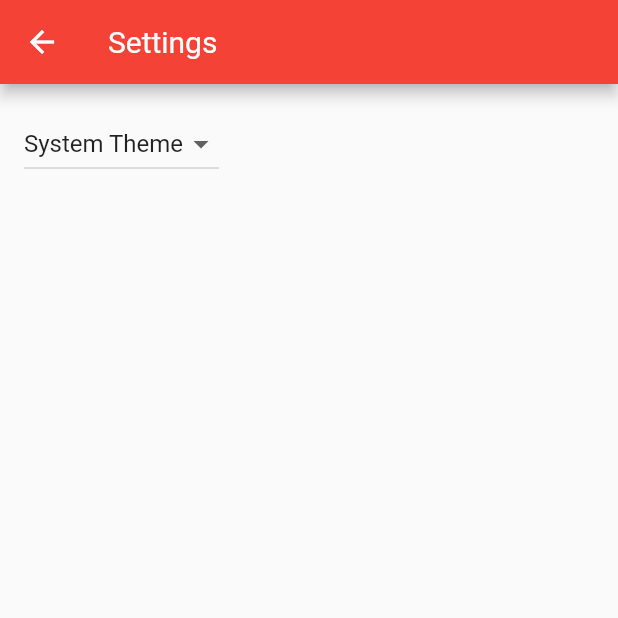
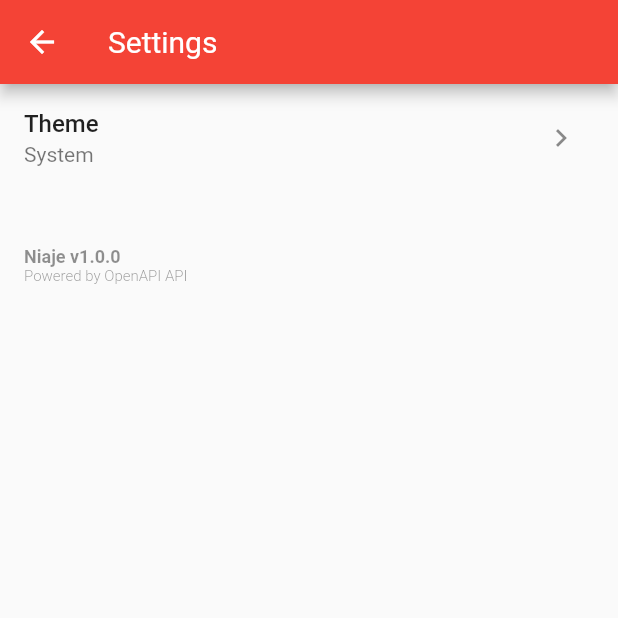
Before and after one commit to nzuqi/niaje, a Flutter app: the screen it shows after launch, after a tap on the "settings" icon, on a phone screen of 412 x 824 dp, the top half of it. Run offline on Flutter 3.47's test engine with Material 2 defaults, Android fonts, the phone set to English and light mode, and no system bars; our stand-ins replace animated_text_kit, avatar_glow, flutter_spinkit, flutter_tts, logger, shared_preferences and 1 more; generated files the repository leaves out were written again.

Commit message:
Minor updates & enhancements

```diff
--- a/lib/main.dart
+++ b/lib/main.dart
@@ -6,6 +6,7 @@ import 'src/settings/settings_controller.dart';
 import 'src/settings/settings_service.dart';
 
 void main() async {
+  WidgetsFlutterBinding.ensureInitialized();
   // Set up the SettingsController, which will glue user settings to multiple
   // Flutter Widgets.
   final settingsController = SettingsController(SettingsService());
--- a/lib/src/home/home_view.dart
+++ b/lib/src/home/home_view.dart
@@ -85,7 +85,7 @@ class HomeViewState extends State<HomeView> {
                     crossAxisAlignment: CrossAxisAlignment.start,
                     children: [
                       Text(
-                        text,
+                        text.toCapitalized(),
                         style: const TextStyle(
                           fontSize: 22.0,
                         ),
@@ -94,7 +94,7 @@ class HomeViewState extends State<HomeView> {
                       !isListening && !cleared && !fetchingResponse
                           ? InkWell(
                               child: const Text(
-                                "Clear text",
+                                "Clear \u2573",
                                 style: TextStyle(
                                   color: Colors.transparent,
                                   decoration: TextDecoration.underline,
@@ -352,6 +352,7 @@ class HomeViewState extends State<HomeView> {
     }
   }
 
+  // ignore: unused_element
   Future _pause() async {
     var result = await flutterTts.pause();
     if (result == 1) setState(() => ttsState = TtsState.paused);
--- a/lib/src/settings/settings_service.dart
+++ b/lib/src/settings/settings_service.dart
@@ -1,4 +1,5 @@
 import 'package:flutter/material.dart';
+import 'package:niaje/util/shared_preference.dart';
 
 /// A service that stores and retrieves user settings.
 ///
@@ -7,11 +8,32 @@ import 'package:flutter/material.dart';
 /// you'd like to store settings on a web server, use the http package.
 class SettingsService {
   /// Loads the User's preferred ThemeMode from local or remote storage.
-  Future<ThemeMode> themeMode() async => ThemeMode.system;
+  Future<ThemeMode> themeMode() async {
+    dynamic settings = await getSettings();
+    return (settings['appTheme'] == 'light'
+        ? ThemeMode.light
+        : settings['appTheme'] == 'dark'
+            ? ThemeMode.dark
+            : ThemeMode.system);
+    // return ThemeMode.system;
+  }
+
+  Future<dynamic> getSettings() async {
+    return await AppSettings().getAppSettings();
+    // if (settings['appTheme'] != null) {
+    //   widget.controller.updateThemeMode(settings['appTheme'] == 'light'
+    //       ? ThemeMode.light
+    //       : settings['appTheme'] == 'dark'
+    //           ? ThemeMode.dark
+    //           : ThemeMode.system);
+    //   setState(() {});
+    // }
+  }
 
   /// Persists the user's preferred ThemeMode to local or remote storage.
   Future<void> updateThemeMode(ThemeMode theme) async {
     // Use the shared_preferences package to persist settings locally or the
     // http package to persist settings over the network.
+    await AppSettings().setAppSetting(theme.name);
   }
 }
--- a/lib/src/settings/settings_view.dart
+++ b/lib/src/settings/settings_view.dart
@@ -1,47 +1,137 @@
 import 'package:flutter/material.dart';
-
+import 'package:niaje/util/common.dart';
 import 'settings_controller.dart';
 
-/// Displays the various settings that can be customized by the user.
-///
-/// When a user changes a setting, the SettingsController is updated and
-/// Widgets that listen to the SettingsController are rebuilt.
-class SettingsView extends StatelessWidget {
+class SettingsView extends StatefulWidget {
+  final SettingsController controller;
+  static const routeName = '/settings';
   const SettingsView({Key? key, required this.controller}) : super(key: key);
+  @override
+  SettingsViewState createState() => SettingsViewState();
+}
 
-  static const routeName = '/settings';
-
-  final SettingsController controller;
-
+class SettingsViewState extends State<SettingsView> {
   @override
   Widget build(BuildContext context) {
     return Scaffold(
       appBar: AppBar(
         title: const Text('Settings'),
       ),
-      body: Padding(
-        padding: const EdgeInsets.all(16),
-        // Glue the SettingsController to the theme selection DropdownButton.
-        //
-        // When a user selects a theme from the dropdown list, the
-        // SettingsController is updated, which rebuilds the MaterialApp.
-        child: DropdownButton<ThemeMode>(
-          // Read the selected themeMode from the controller
-          value: controller.themeMode,
-          // Call the updateThemeMode method any time the user selects a theme.
-          onChanged: controller.updateThemeMode,
-          items: const [
-            DropdownMenuItem(
-              value: ThemeMode.system,
-              child: Text('System Theme'),
+      body: SizedBox.expand(
+        child: Column(
+          crossAxisAlignment: CrossAxisAlignment.start,
+          children: [
+            PopupMenuButton(
+              onSelected: (ThemeMode value) async {
+                widget.controller.updateThemeMode(value);
+              },
+              offset: Offset.fromDirection(1.0),
+              tooltip: "",
+              // initialValue: widget.controller.themeMode,
+              itemBuilder: (context) => [
+                PopupMenuItem(
+                  value: ThemeMode.system,
+                  child: Row(
+                    mainAxisAlignment: MainAxisAlignment.start,
+                    children: const <Widget>[
+                      Text(
+                        "System theme",
+                        style: TextStyle(
+                          fontWeight: FontWeight.w600,
+                        ),
+                      ),
+                    ],
+                  ),
+                ),
+                PopupMenuItem(
+                  value: ThemeMode.light,
+                  child: Row(
+                    mainAxisAlignment: MainAxisAlignment.start,
+                    children: const <Widget>[
+                      Text(
+                        "Light theme",
+                        style: TextStyle(
+                          fontWeight: FontWeight.w600,
+                        ),
+                      ),
+                    ],
+                  ),
+                ),
+                PopupMenuItem(
+                  value: ThemeMode.dark,
+                  child: Row(
+                    mainAxisAlignment: MainAxisAlignment.start,
+                    children: const <Widget>[
+                      Text(
+                        "Dark theme",
+                        style: TextStyle(
+                          fontWeight: FontWeight.w600,
+                        ),
+                      ),
+                    ],
+                  ),
+                ),
+              ],
+              child: ListTile(
+                title: const Text(
+                  "Theme",
+                  style: TextStyle(
+                    fontWeight: FontWeight.w500,
+                  ),
+                ),
+                subtitle: Text(
+                  widget.controller.themeMode.name.toCapitalized(),
+                  style: const TextStyle(),
+                ),
+                trailing: const Padding(
+                  padding: EdgeInsets.fromLTRB(0.0, 0.0, 10.0, 0.0),
+                  child: Icon(
+                    Icons.keyboard_arrow_right,
+                  ),
+                ),
+              ),
             ),
-            DropdownMenuItem(
-              value: ThemeMode.light,
-              child: Text('Light Theme'),
-            ),
-            DropdownMenuItem(
-              value: ThemeMode.dark,
-              child: Text('Dark Theme'),
+            // SwitchListTile(
+            //   title: const Text(
+            //     "Xxx xxxx xx",
+            //     style: TextStyle(
+            //       fontWeight: FontWeight.w500,
+            //     ),
+            //   ),
+            //   subtitle: const Text(
+            //     "Enabled",
+            //   ),
+            //   value: true,
+            //   onChanged: (bool value) {},
+            // ),
+            const SizedBox(height: 20),
+            Padding(
+              padding: const EdgeInsets.all(16.0),
+              child: Column(
+                crossAxisAlignment: CrossAxisAlignment.start,
+                children: const [
+                  Opacity(
+                    opacity: 0.5,
+                    child: Text(
+                      "Niaje v1.0.0",
+                      style: TextStyle(
+                        fontWeight: FontWeight.bold,
+                        fontSize: 12.0,
+                      ),
+                    ),
+                  ),
+                  Opacity(
+                    opacity: 0.5,
+                    child: Text(
+                      "Powered by OpenAPI API",
+                      style: TextStyle(
+                        fontWeight: FontWeight.w300,
+                        fontSize: 10.0,
+                      ),
+                    ),
+                  ),
+                ],
+              ),
             )
           ],
         ),
--- /dev/null
+++ b/lib/util/shared_preference.dart
@@ -0,0 +1,27 @@
+import 'package:shared_preferences/shared_preferences.dart';
+import 'dart:async';
+
+class AppSettings {
+  Future<dynamic> getAppSettings() async {
+    final SharedPreferences prefs = await SharedPreferences.getInstance();
+    String? appTheme = prefs.getString("sett_theme");
+
+    return {
+      "appTheme": appTheme,
+    };
+  }
+
+  Future<bool> setAppSetting(String setting) async {
+    final SharedPreferences prefs = await SharedPreferences.getInstance();
+    prefs.setString("sett_theme", setting);
+
+    // ignore: deprecated_member_use
+    return prefs.commit();
+  }
+
+  void removeAppSettings() async {
+    final SharedPreferences prefs = await SharedPreferences.getInstance();
+
+    prefs.remove("sett_theme");
+  }
+}
--- a/lib/widgets/sliver_custom_app_bar.dart
+++ b/lib/widgets/sliver_custom_app_bar.dart
@@ -37,7 +37,7 @@ class SliverCustomAppBar extends SliverPersistentHeaderDelegate {
                   ),
                   SizedBox(height: 6.0),
                   Text(
-                    "AI assistant, powered by OpenAI API",
+                    "Your AI voice assistant",
                     style: TextStyle(
                       color: Colors.white,
                       fontWeight: FontWeight.w200,
--- a/pubspec.yaml
+++ b/pubspec.yaml
@@ -1,5 +1,5 @@
 name: niaje
-description: Voice assistant app powered by ChatGPT
+description: Voice assistant app powered by OpenAPI
 
 # Prevent accidental publishing to pub.dev.
 publish_to: "none"
@@ -22,6 +22,7 @@ dependencies:
   flutter_spinkit: ^5.1.0
   animated_text_kit: ^4.2.2
   flutter_launcher_icons: ^0.11.0
+  shared_preferences: ^2.0.15
 
 dev_dependencies:
   flutter_test:
```
Also changed, not shown: lib/util/common.dart (+9 -0 lines), pubspec.lock, 2 other files.
